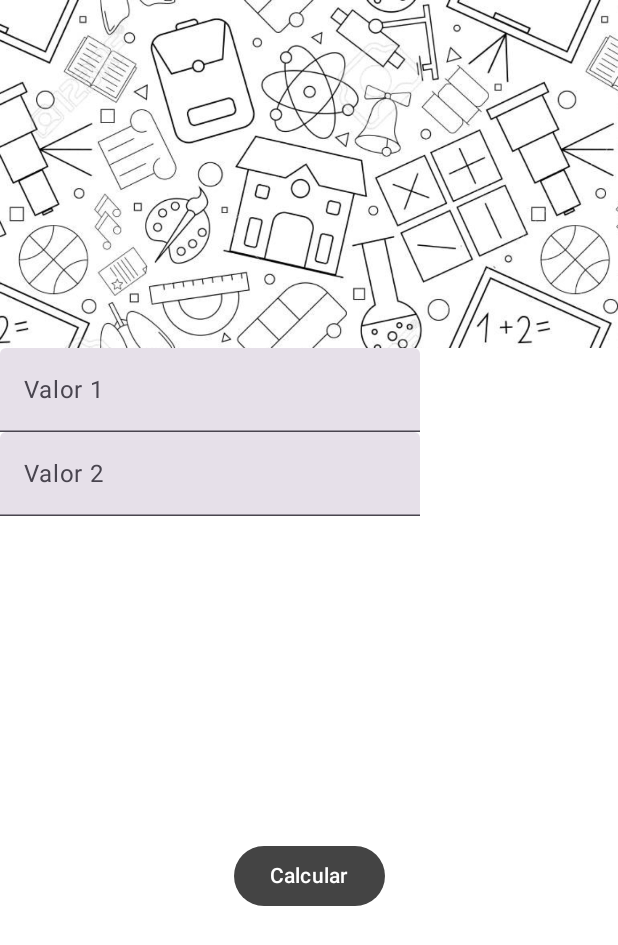
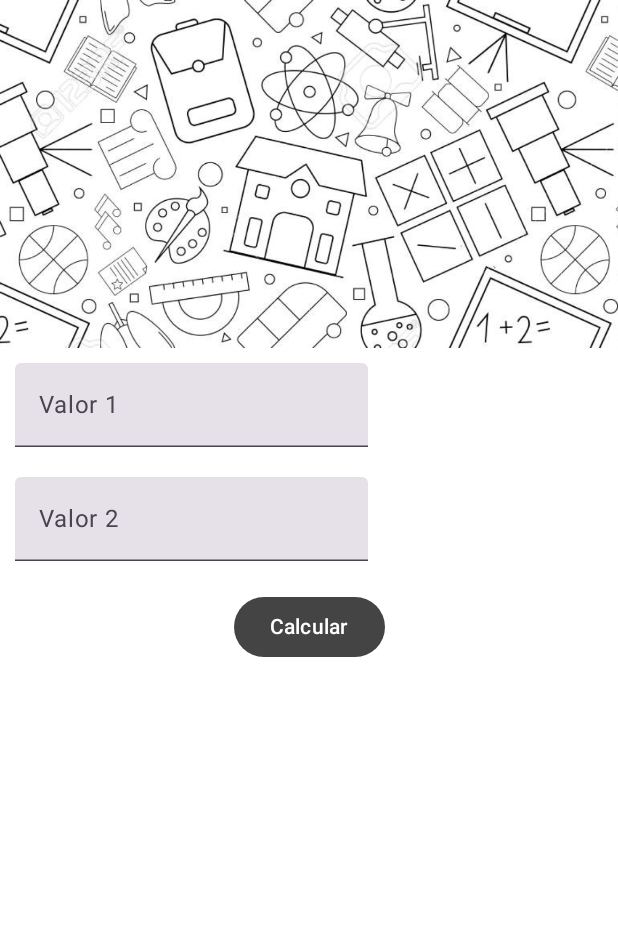
Before and after one commit to danyroh1/Android-Projects, an Android app built with Jetpack Compose: the @Preview function GreetingPreview, on a phone screen of 412 x 824 dp. Shown: the top 945 px of the screen. Run offline under Robolectric (Android 15) with nearby library versions, the phone set to English and light mode, and no system bars.

Commit message:
Practica 2

```diff
--- a/app/src/main/java/com/example/ejemplo1/MainActivity.kt
+++ b/app/src/main/java/com/example/ejemplo1/MainActivity.kt
@@ -9,6 +9,7 @@ import androidx.compose.foundation.layout.Box
 import androidx.compose.foundation.layout.Column
 import androidx.compose.foundation.layout.fillMaxSize
 import androidx.compose.foundation.layout.fillMaxWidth
+import androidx.compose.foundation.layout.padding
 import androidx.compose.foundation.text.KeyboardOptions
 import androidx.compose.material3.Button
 import androidx.compose.material3.ButtonDefaults
@@ -27,6 +28,7 @@ import androidx.compose.ui.res.painterResource
 import androidx.compose.ui.text.input.KeyboardType
 import androidx.compose.ui.text.input.TextFieldValue
 import androidx.compose.ui.tooling.preview.Preview
+import androidx.compose.ui.unit.dp
 
 class MainActivity : ComponentActivity() {
     override fun onCreate(savedInstanceState: Bundle?) {
@@ -42,13 +44,18 @@ class MainActivity : ComponentActivity() {
 @Preview(showBackground = true)
 @Composable
 fun GreetingPreview() {
-   Column{
+//    Box(
+//       // modifier = Modifier.fillMaxSize(),
+//        contentAlignment = Alignment.Center
+//    ) {
+        Column {
             FondoIma()
             TFValor1()
             TFValor2()
             BotonCalc()
         }
     }
+//}
 @Composable
 fun FondoIma() {
     Image(
@@ -62,8 +69,8 @@ fun FondoIma() {
 @Composable
 fun BotonCalc() {
     Box(
-        modifier = Modifier.fillMaxSize(),
-        contentAlignment = Alignment.Center
+        modifier = Modifier.padding(10.dp).fillMaxSize(),
+        contentAlignment = Alignment.TopCenter
     ) {
         Button(
             onClick = {
@@ -82,6 +89,9 @@ fun TFValor1() {
         value = text,
         label = { Text(text = "Valor 1") },
         keyboardOptions = KeyboardOptions(keyboardType = KeyboardType.Number),
+        modifier = Modifier
+            .padding(10.dp)
+            .fillMaxWidth(0.6f),
         onValueChange = { it ->
             text = it
         }
@@ -95,6 +105,9 @@ fun TFValor2() {
         value = text,
         label = { Text(text = "Valor 2") },
         keyboardOptions = KeyboardOptions(keyboardType = KeyboardType.Number),
+        modifier = Modifier
+            .padding(10.dp)
+            .fillMaxWidth(0.6f),
         onValueChange = { it ->
             text = it
         }
```
Lines whose indentation alone changed are shown as unchanged.
